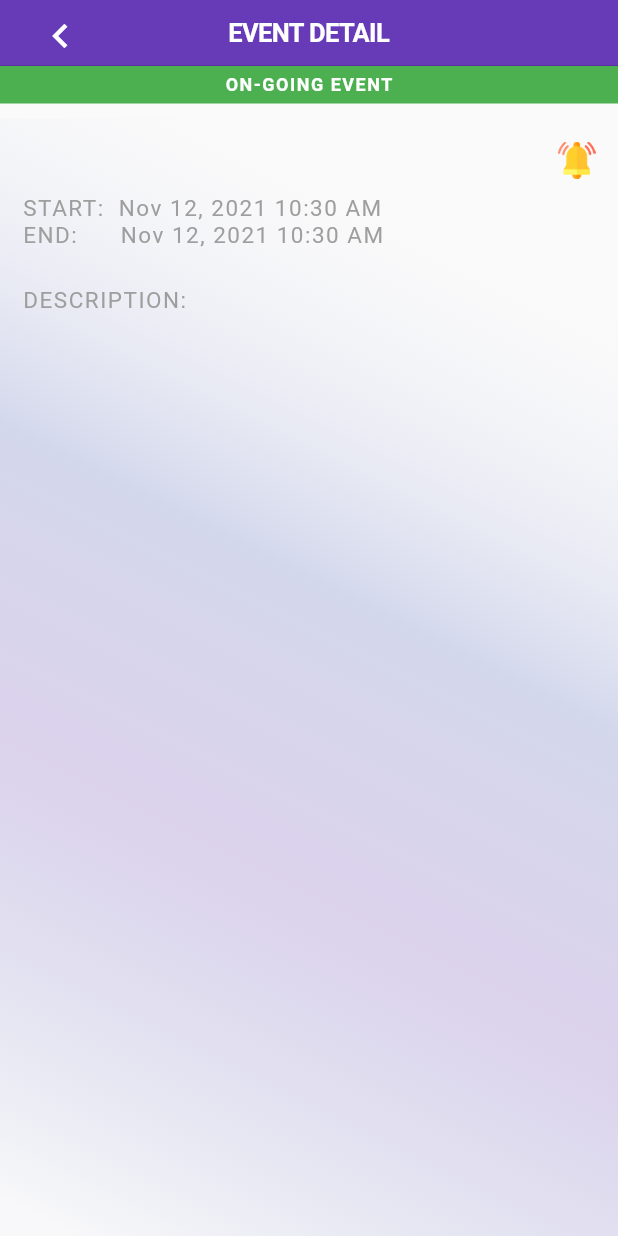
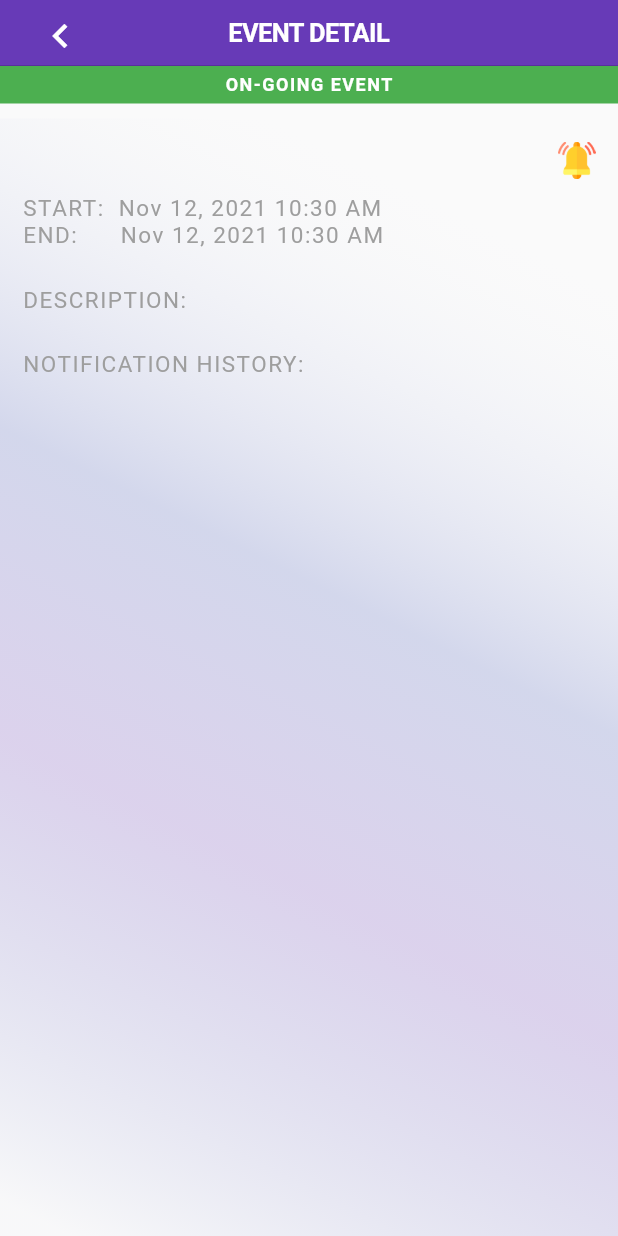
Before and after one commit to Team-Stepping-On-Legos/CS530_Project_Mobile, a Flutter app: the EventDetail screen opened directly with empty values, on a phone screen of 412 x 824 dp. Run offline on Flutter 3.47's test engine with Material 2 defaults, Android fonts, the phone set to English and light mode, and no system bars; our stand-ins replace animated_text_kit, avatar_glow, date_format, firebase_auth, firebase_core, firebase_messaging and 8 more; missing offline and left inert: dart:ffi, flip_panel; accounts and stored records are empty; project files that could hold a hidden picture were left out.

Commit message:
Made everything pretty | Notifications still broken

```diff
--- a/lib/controllers/api.dart
+++ b/lib/controllers/api.dart
@@ -18,7 +18,7 @@ class API {
 
 
   static Future getCalendarItems(String categories) {
-    var url = baseUrl + "/api/calendar/list";
+    var url = baseUrl + "/api/events";
     return http.get(Uri.parse(url));
   }
 }
--- a/lib/views/event_detail.dart
+++ b/lib/views/event_detail.dart
@@ -1,4 +1,5 @@
 import 'package:cs530_mobile/models/calendar_item.dart';
+import 'package:cs530_mobile/widgets/notification_tile.dart';
 import 'package:flip_panel/flip_panel.dart';
 import 'package:flutter/cupertino.dart';
 import 'package:flutter/material.dart';
@@ -231,7 +232,38 @@ class _EventDetailState extends State<EventDetail> {
                 color: Colors.grey,
                 letterSpacing: 1.0,
               ),
-            )
+            ),
+            const SizedBox(
+              height: 25,
+            ),
+            const Text(
+              'NOTIFICATION HISTORY: ',
+              style: TextStyle(
+                fontSize: 15,
+                color: Colors.grey,
+                letterSpacing: 1.0,
+              ),
+            ),
+            widget.calendarItem.notifications?.isEmpty ?? true
+                ? const SizedBox(
+                    height: 0,
+                  )
+                : ListView(
+                    physics: const BouncingScrollPhysics(
+                        parent: AlwaysScrollableScrollPhysics()),
+                    reverse: true,
+                    shrinkWrap: true,
+                    children: [
+                      ...widget.calendarItem.notifications!.reversed
+                          .map((event) {
+                        return Center(
+                            child: NotificationTile(
+                                event,
+                                widget.calendarItem.notifications!
+                                    .indexOf(event)));
+                      }),
+                    ],
+                  ),
           ],
         ),
       ),
--- a/lib/views/upcoming_events.dart
+++ b/lib/views/upcoming_events.dart
@@ -266,6 +266,11 @@ class _UpcomingViewCalendarState extends State<UpcomingViewCalendar>
           DateFormat('hh:mm a').format(appointmentDetails.startTime).toString();
       _endTimeText =
           DateFormat('hh:mm a').format(appointmentDetails.endTime).toString();
+      if (appointmentDetails.isAllDay) {
+        _timeDetails = 'All day';
+      } else {
+        _timeDetails = '$_startTimeText - $_endTimeText';
+      }
       showCupertinoModalPopup<void>(
         context: context,
         builder: (BuildContext context) => CupertinoActionSheet(
```
Also changed, not shown: lib/main.dart (+20 -9 lines), lib/widgets/notification_tile.dart (+17 -5 lines).
